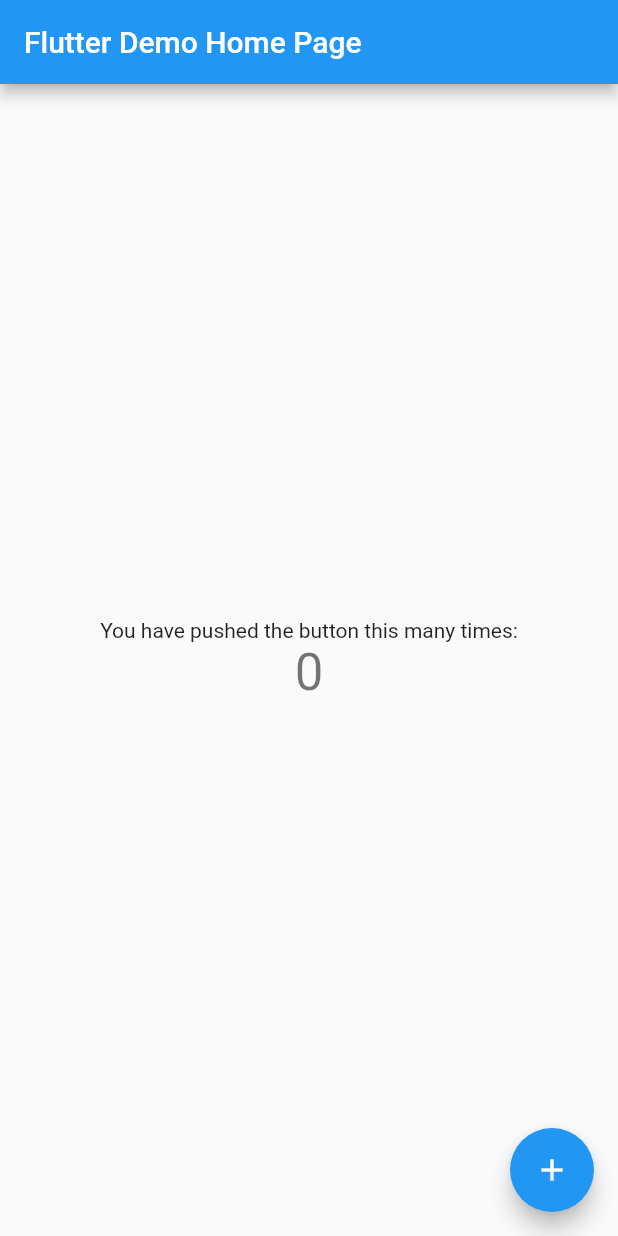
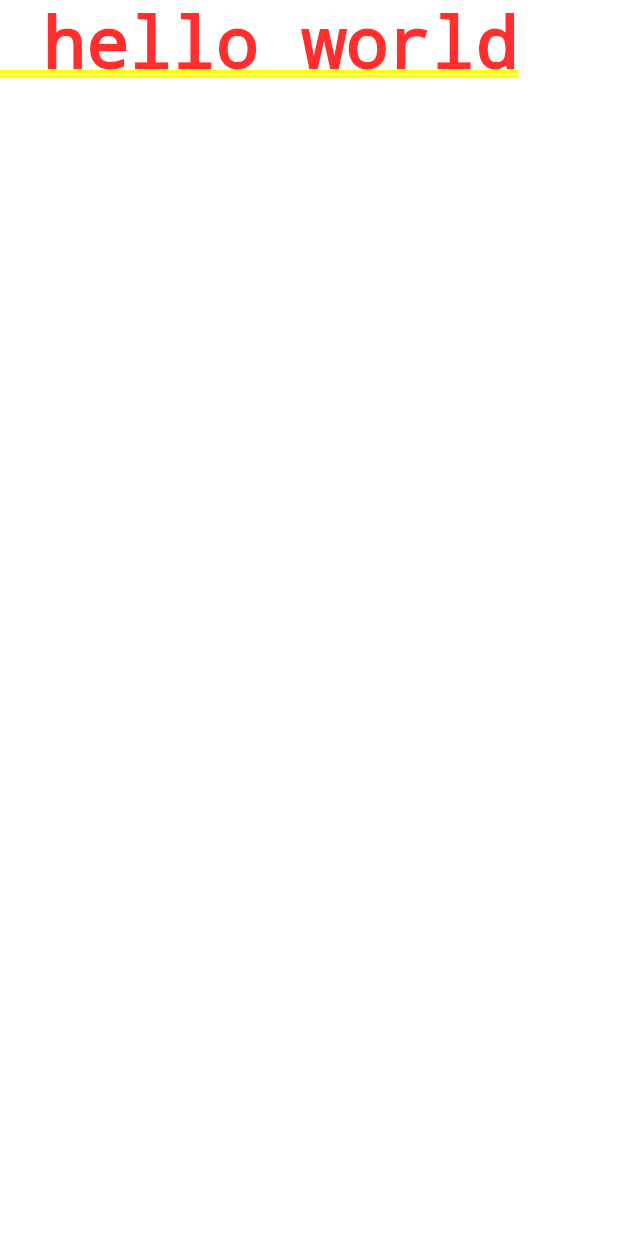
Before and after one commit to gokuljs/flutter, a Flutter app: the screen it shows after launch, on a phone screen of 412 x 824 dp. Run offline on Flutter 3.47's test engine with Material 2 defaults, Android fonts, the phone set to English and light mode, and no system bars.

Commit message:
quiz app

```diff
--- a/quiz_app/lib/main.dart
+++ b/quiz_app/lib/main.dart
@@ -1,111 +1,14 @@
-import 'package:flutter/material.dart';
+import 'package:flutter/material.dart';// package in which  is used to import flutter dependency
+// for example basic widgets like staefull widgets and stateless widget
 
-void main() => runApp(MyApp());
-
-class MyApp extends StatelessWidget {
-  // This widget is the root of your application.
-  @override
-  Widget build(BuildContext context) {
-    return MaterialApp(
-      title: 'Flutter Demo',
-      theme: ThemeData(
-        // This is the theme of your application.
-        //
-        // Try running your application with "flutter run". You'll see the
-        // application has a blue toolbar. Then, without quitting the app, try
-        // changing the primarySwatch below to Colors.green and then invoke
-        // "hot reload" (press "r" in the console where you ran "flutter run",
-        // or simply save your changes to "hot reload" in a Flutter IDE).
-        // Notice that the counter didn't reset back to zero; the application
-        // is not restarted.
-        primarySwatch: Colors.blue,
-      ),
-      home: MyHomePage(title: 'Flutter Demo Home Page'),
-    );
-  }
+void main (){ // any program starts from main function
+runApp(Myapp());//runapp is the function given by the flutter two run the main widget
 }
 
-class MyHomePage extends StatefulWidget {
-  MyHomePage({Key key, this.title}) : super(key: key);
-
-  // This widget is the home page of your application. It is stateful, meaning
-  // that it has a State object (defined below) that contains fields that affect
-  // how it looks.
-
-  // This class is the configuration for the state. It holds the values (in this
-  // case the title) provided by the parent (in this case the App widget) and
-  // used by the build method of the State. Fields in a Widget subclass are
-  // always marked "final".
-
-  final String title;
-
-  @override
-  _MyHomePageState createState() => _MyHomePageState();
-}
-
-class _MyHomePageState extends State<MyHomePage> {
-  int _counter = 0;
-
-  void _incrementCounter() {
-    setState(() {
-      // This call to setState tells the Flutter framework that something has
-      // changed in this State, which causes it to rerun the build method below
-      // so that the display can reflect the updated values. If we changed
-      // _counter without calling setState(), then the build method would not be
-      // called again, and so nothing would appear to happen.
-      _counter++;
-    });
+class Myapp extends StatelessWidget{
+  Widget build(BuildContext context) {// when ever u run the code the program calls the build method first and tries to put that on the screen
+    // it should always return widget thats why ur using widget build
+    return MaterialApp(home :Text(" hello world")); // home is the one widgets in the flutter which shows the complete whitescreen
   }
 
-  @override
-  Widget build(BuildContext context) {
-    // This method is rerun every time setState is called, for instance as done
-    // by the _incrementCounter method above.
-    //
-    // The Flutter framework has been optimized to make rerunning build methods
-    // fast, so that you can just rebuild anything that needs updating rather
-    // than having to individually change instances of widgets.
-    return Scaffold(
-      appBar: AppBar(
-        // Here we take the value from the MyHomePage object that was created by
-        // the App.build method, and use it to set our appbar title.
-        title: Text(widget.title),
-      ),
-      body: Center(
-        // Center is a layout widget. It takes a single child and positions it
-        // in the middle of the parent.
-        child: Column(
-          // Column is also a layout widget. It takes a list of children and
-          // arranges them vertically. By default, it sizes itself to fit its
-          // children horizontally, and tries to be as tall as its parent.
-          //
-          // Invoke "debug painting" (press "p" in the console, choose the
-          // "Toggle Debug Paint" action from the Flutter Inspector in Android
-          // Studio, or the "Toggle Debug Paint" command in Visual Studio Code)
-          // to see the wireframe for each widget.
-          //
-          // Column has various properties to control how it sizes itself and
-          // how it positions its children. Here we use mainAxisAlignment to
-          // center the children vertically; the main axis here is the vertical
-          // axis because Columns are vertical (the cross axis would be
-          // horizontal).
-          mainAxisAlignment: MainAxisAlignment.center,
-          children: <Widget>[
-            Text(
-              'You have pushed the button this many times:',
-            ),
-            Text(
-              '$_counter',
-              style: Theme.of(context).textTheme.display1,
-            ),
-          ],
-        ),
-      ),
-      floatingActionButton: FloatingActionButton(
-        onPressed: _incrementCounter,
-        tooltip: 'Increment',
-        child: Icon(Icons.add),
-      ), // This trailing comma makes auto-formatting nicer for build methods.
-    );
   }
-}
```
